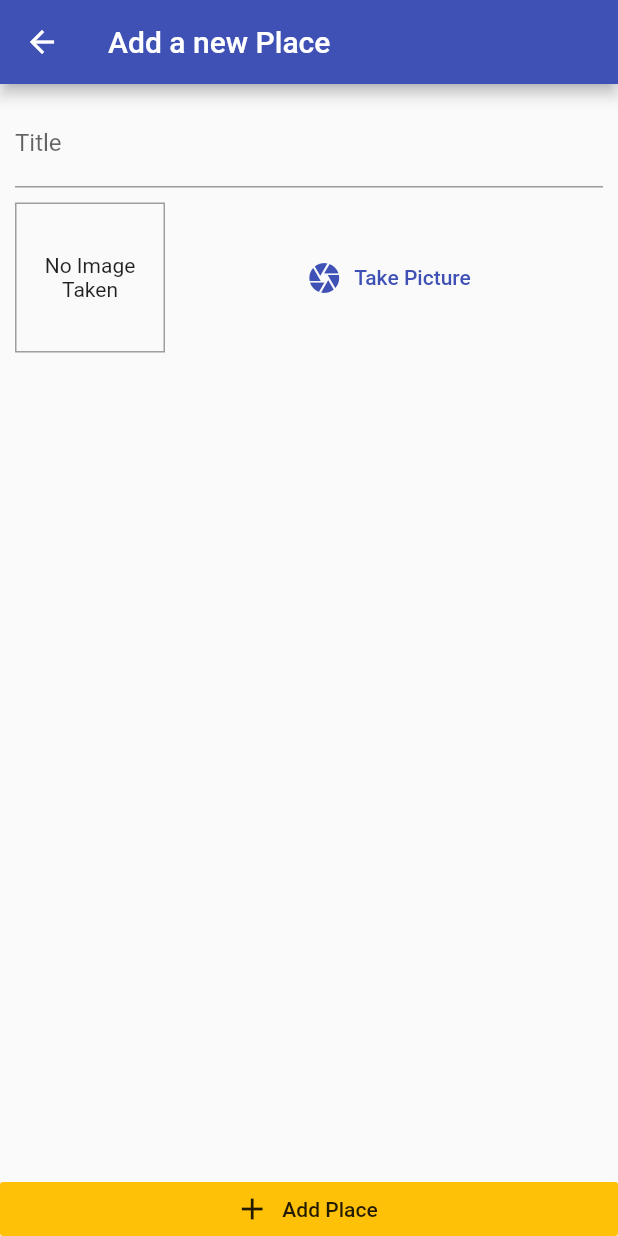
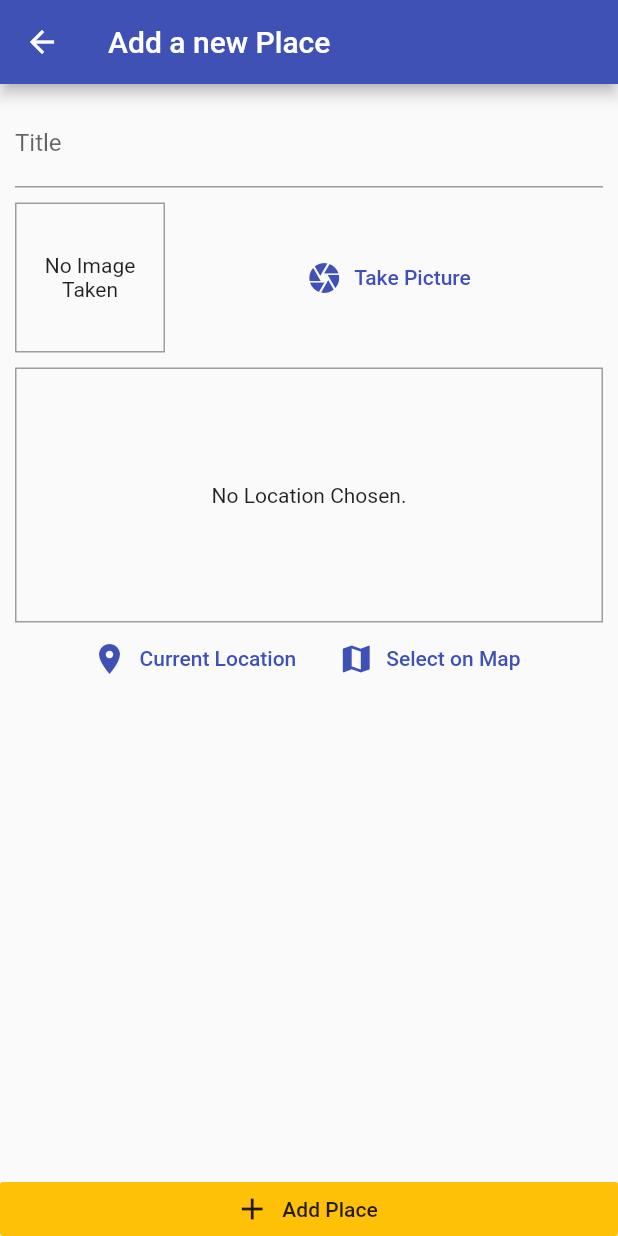
Before and after one commit to aidenharrington/flutter_guide_places_app, a Flutter app: the AddPlaceScreen screen opened by its route, on a phone screen of 412 x 824 dp. Run offline on Flutter 3.47's test engine with Material 2 defaults, Android fonts, the phone set to English and light mode, and no system bars; our stand-ins replace image_picker, location, sqflite; accounts and stored records are empty.

Commit message:
app completed

```diff
--- /dev/null
+++ b/lib/helpers/location_helper.dart
@@ -0,0 +1,9 @@
+const GOOGLE_API_KEY = 'AIzaSyBNZDZHdx_ydxL8VydEMOJgBxWPFo7SfCc';
+
+class LocationHelper {
+  static String generateLocationPreviewImage(
+      {double latitude, double longitude}) {
+    return 'https://maps.googleapis.com/maps/api/staticmap?center=&$latitude,$longitude&zoom=16&size=600x300&maptype=roadmap&markers=color:red%7Clabel:C%7C$latitude,$longitude&key=$GOOGLE_API_KEY';
+    //return 'https://maps.googleapis.com/maps/api/staticmap?center=Brooklyn+Bridge,New+York,NY&zoom=13&size=600x300&maptype=roadmap&markers=color:blue%7Clabel:S%7C40.702147,-74.015794&markers=color:green%7Clabel:G%7C40.711614,-74.012318&markers=color:red%7Clabel:C%7C40.718217,-73.998284&key=$GOOGLE_API_KEY';
+  }
+}
--- a/lib/screens/add_place_screen.dart
+++ b/lib/screens/add_place_screen.dart
@@ -5,6 +5,7 @@
 
 import '../providers/great_places.dart';
 import '../widgets/image_input.dart';
+import '../widgets/location_input.dart';
 
 class AddPlaceScreen extends StatefulWidget {
   static const routeName = '/add-place';
@@ -50,6 +51,10 @@
                     ),
                     SizedBox(height: 10),
                     ImageInput(_selectImage),
+                    SizedBox(
+                      height: 10,
+                    ),
+                    LocationInput(),
                   ],
                 ),
               ),
--- /dev/null
+++ b/lib/widgets/location_input.dart
@@ -0,0 +1,71 @@
+import 'package:flutter/material.dart';
+import 'package:location/location.dart';
+
+import '../helpers/location_helper.dart';
+
+class LocationInput extends StatefulWidget {
+  @override
+  _LocationInputState createState() => _LocationInputState();
+}
+
+class _LocationInputState extends State<LocationInput> {
+  String _previewImageUrl;
+
+  Future<void> _getCurrentUserLocation() async {
+    final locData = await Location().getLocation();
+    final staticMapImageUrl = LocationHelper.generateLocationPreviewImage(
+      latitude: locData.latitude,
+      longitude: locData.longitude,
+    );
+
+    setState(() {
+      _previewImageUrl = staticMapImageUrl;
+    });
+  }
+
+  @override
+  Widget build(BuildContext context) {
+    return Column(
+      children: [
+        Container(
+          height: 170,
+          width: double.infinity,
+          alignment: Alignment.center,
+          decoration: BoxDecoration(
+            border: Border.all(
+              width: 1,
+              color: Colors.grey,
+            ),
+          ),
+          child: _previewImageUrl == null
+              ? Text(
+                  'No Location Chosen.',
+                  textAlign: TextAlign.center,
+                )
+              : Image.network(
+                  _previewImageUrl,
+                  fit: BoxFit.cover,
+                  width: double.infinity,
+                ),
+        ),
+        Row(
+          mainAxisAlignment: MainAxisAlignment.center,
+          children: [
+            FlatButton.icon(
+              onPressed: _getCurrentUserLocation,
+              icon: Icon(Icons.location_on),
+              label: Text('Current Location'),
+              textColor: Theme.of(context).primaryColor,
+            ),
+            FlatButton.icon(
+              onPressed: () {},
+              icon: Icon(Icons.map),
+              label: Text('Select on Map'),
+              textColor: Theme.of(context).primaryColor,
+            )
+          ],
+        ),
+      ],
+    );
+  }
+}
--- a/pubspec.yaml
+++ b/pubspec.yaml
@@ -33,6 +33,7 @@
   path_provider: ^2.0.2
   path: ^1.8.0
   sqflite: ^2.0.0+3
+  location: ^4.2.3
 
 dev_dependencies:
   flutter_test:
```
Also changed, not shown: pubspec.lock, 1 other file.
